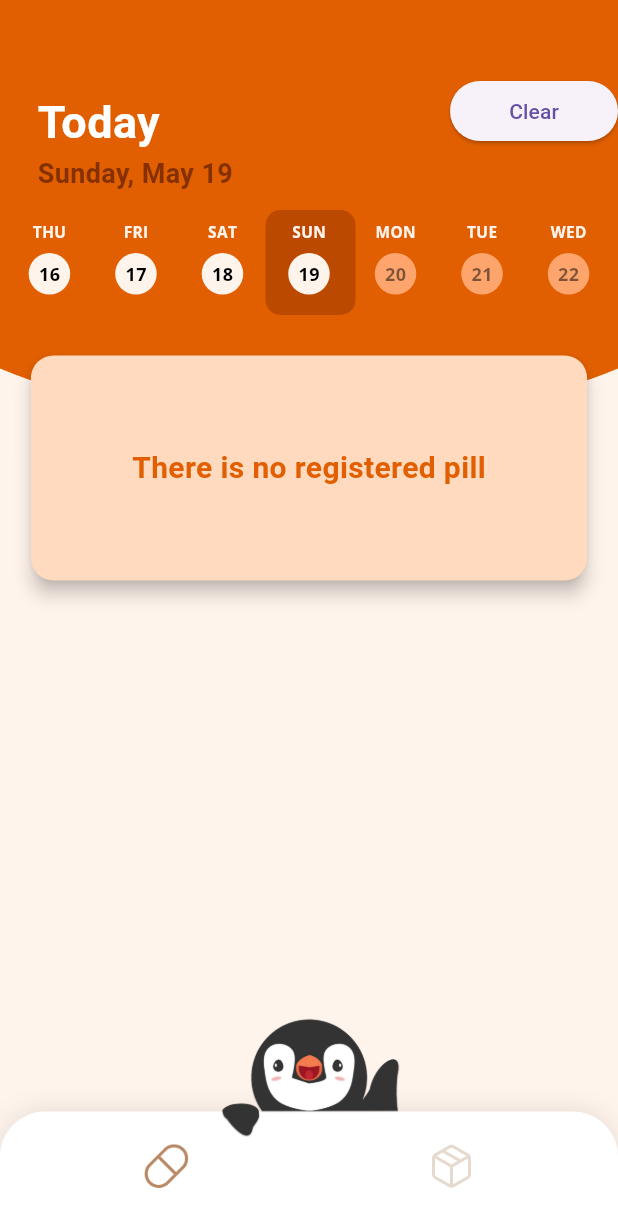
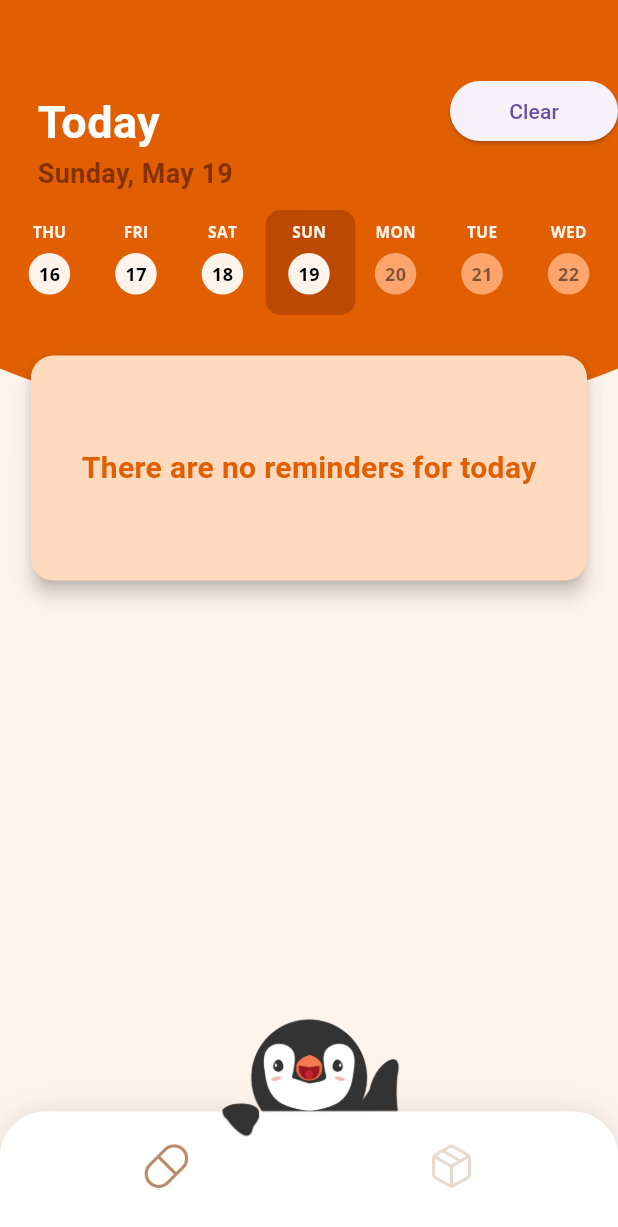
Before and after one commit to YZ1GO/L.EIC017_ES_PRJ, a Flutter app: the screen it shows after launch, after a tap on "Clear", on a phone screen of 412 x 824 dp. Shown: the top 1227 px of the screen. Run offline on Flutter 3.47's test engine with Material 3 defaults, Android fonts, the phone set to English and light mode, and no system bars; our stand-ins replace firebase_core, firebase_database, flutter_local_notifications, flutter_timezone, font_awesome_flutter, permission_handler and 3 more; accounts and stored records are empty.

Commit message:
changed some text

```diff
--- a/app/lib/notifications/system_notification.dart
+++ b/app/lib/notifications/system_notification.dart
@@ -102,7 +102,6 @@ Future<void> scheduleNotification(int id, String title, String body, DateTime sc
         uiLocalNotificationDateInterpretation: UILocalNotificationDateInterpretation.absoluteTime,
       );
 
-      // SOLVED
       var timeDifference = scheduledDate.difference(DateTime.now());
       var milliseconds = timeDifference.inMilliseconds;
 
--- a/app/lib/screens/home_screen.dart
+++ b/app/lib/screens/home_screen.dart
@@ -68,7 +68,7 @@ class HomeScreenState extends State<HomeScreen> {
             right: 0,
             top: 50,
             child: ElevatedButton(
-              onPressed: _clearRemindersDatabase,
+              onPressed: scheduleTestNotification,
               child: Text('Clear'),
             ),
           ),
@@ -194,6 +194,12 @@ class HomeScreenState extends State<HomeScreen> {
     checkScheduledNotifications();
   }
 
+  void scheduleTestNotification() {
+    DateTime scheduledDate = DateTime.now().add(Duration(seconds: 10));
+    scheduleNotification(1, 'Test Title', 'Test Body', scheduledDate);
+  }
+
+
   Widget noRemindersCard() {
     return Center(
       child: FractionallySizedBox(
@@ -209,7 +215,7 @@ class HomeScreenState extends State<HomeScreen> {
             height: 150,
             child: Center(
               child: Text(
-                "There is no registered pill",
+                "There are no reminders for today",
                 style: TextStyle(
                   fontSize: 20,
                   fontWeight: FontWeight.bold,
```
